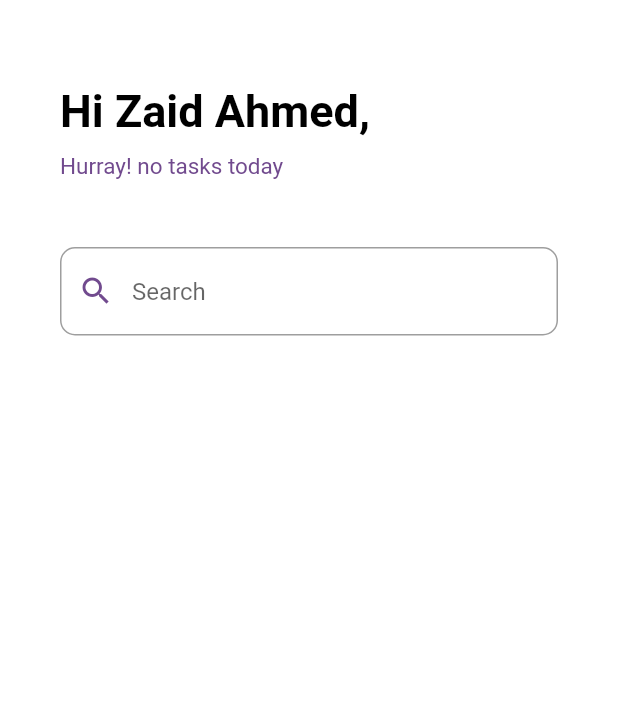
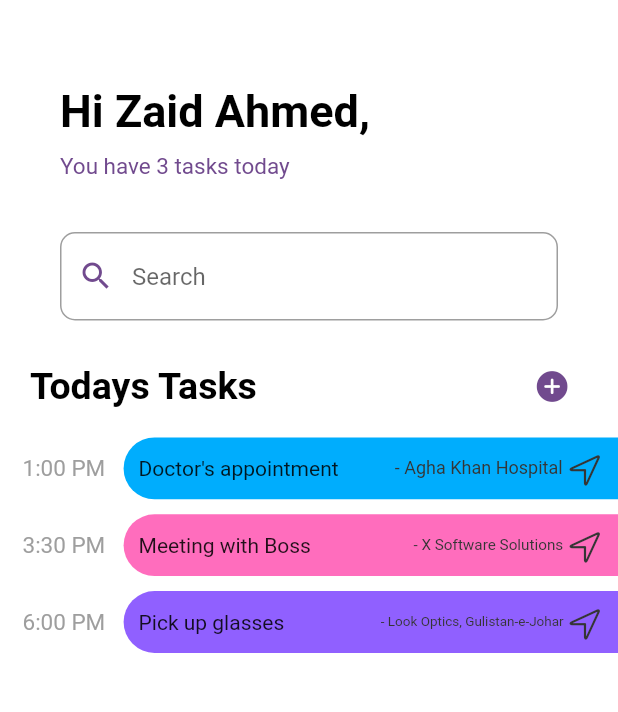
Before and after one commit to zubusoomro/loc_reminder_app, a Flutter app: the Homepage screen opened by its route, on a phone screen of 412 x 824 dp, the part 59-771 px from its top. Run offline on Flutter 3.47's test engine with Material 2 defaults, Android fonts, the phone set to English and light mode, and no system bars; drawn by our look-alikes of flutter_advanced_drawer; our stand-ins replace easy_splash_screen, firebase_auth, firebase_core, get, google_sign_in, social_login_buttons; missing offline and left inert: flutter_facebook_auth; accounts and stored records are empty.

Commit message:
Todays Tasks UI

```diff
--- a/lib/view/homepage_components/homepage_body.dart
+++ b/lib/view/homepage_components/homepage_body.dart
@@ -3,13 +3,22 @@ import 'package:flutter_advanced_drawer/flutter_advanced_drawer.dart';
 import 'package:get/get.dart';
 import "package:flutter/cupertino.dart";
 import 'package:loc_reminder_app/view/homepage_components/searchbar.dart';
+import 'package:loc_reminder_app/view/homepage_components/todays_tasks.dart';
 
 import 'userbar.dart';
 
 class HomepageBody extends GetWidget {
+  const HomepageBody({Key? key}) : super(key: key);
+
   @override
   Widget build(BuildContext context) {
-    return Column(
-        children: const [UserBar(userName: "Zaid Ahmed"), SearchBar()]);
+    return Column(children: [
+      const UserBar(
+        userName: "Zaid Ahmed",
+        noOfTasks: 3,
+      ),
+      const SearchBar(),
+      TodaysTasks()
+    ]);
   }
 }
--- a/lib/view/homepage_components/searchbar.dart
+++ b/lib/view/homepage_components/searchbar.dart
@@ -7,7 +7,7 @@ class SearchBar extends StatelessWidget {
   @override
   Widget build(BuildContext context) {
     return Padding(
-      padding: const EdgeInsets.only(left: 40, right: 40, top: 5, bottom: 10),
+      padding: const EdgeInsets.only(left: 40, right: 40, top: 5, bottom: 20),
       child: TextField(
         style: TextStyle(color: Get.theme.accentColor),
         onSubmitted: (value) {},
--- /dev/null
+++ b/lib/view/homepage_components/todays_tasks.dart
@@ -0,0 +1,80 @@
+import "package:flutter/material.dart";
+import "package:get/get.dart";
+import "package:flutter/cupertino.dart";
+
+class TodaysTasks extends GetWidget {
+  @override
+  Widget build(BuildContext context) {
+    return Column(
+      children: [
+        Padding(
+          padding: const EdgeInsets.only(right: 20.0, left: 20.0),
+          child: Row(
+            mainAxisAlignment: MainAxisAlignment.spaceBetween,
+            children: [
+              Text("Todays Tasks",
+                  style: TextStyle(
+                      fontSize: 25,
+                      fontWeight: FontWeight.bold,
+                      color: Get.theme.accentColor)),
+              IconButton(
+                  icon: Icon(CupertinoIcons.add_circled_solid,
+                      color: Get.theme.primaryColor),
+                  onPressed: () {})
+            ],
+          ),
+        ),
+        task("Doctor's appointment", "1:00 PM", "Agha Khan Hospital",
+            Color.fromARGB(255, 0, 173, 253)),
+        task("Meeting with Boss", "3:30 PM", "X Software Solutions",
+            Color.fromARGB(255, 255, 109, 189)),
+        task("Pick up glasses", "6:00 PM", "Look Optics, Gulistan-e-Johar",
+            Color.fromARGB(255, 144, 96, 255)),
+      ],
+    );
+  }
+
+  Widget task(name, time, location, color) {
+    return Container(
+        padding: const EdgeInsets.only(top: 10),
+        child: Row(
+          mainAxisAlignment: MainAxisAlignment.spaceBetween,
+          children: [
+            Padding(
+                padding: const EdgeInsets.only(left: 15),
+                child: Text("$time",
+                    style: const TextStyle(fontSize: 15, color: Colors.grey))),
+            Container(
+                alignment: Alignment.centerRight,
+                decoration: BoxDecoration(
+                    color: color,
+                    borderRadius: BorderRadius.only(
+                        topLeft: Radius.circular(50),
+                        bottomLeft: Radius.circular(50))),
+                width: Get.size.width * 0.8,
+                height: Get.size.width * 0.1,
+                child: Padding(
+                  padding: const EdgeInsets.all(10.0),
+                  child: Center(
+                      child: Row(
+                    mainAxisAlignment: MainAxisAlignment.spaceBetween,
+                    children: [
+                      Text(name),
+                      Row(
+                        mainAxisAlignment: MainAxisAlignment.end,
+                        children: [
+                          Text("- $location ",
+                              style: TextStyle(
+                                  fontSize: name.length * 0.6,
+                                  color: Color.fromARGB(255, 53, 53, 53))),
+                          Icon(CupertinoIcons.location,
+                              color: Color.fromARGB(255, 53, 53, 53))
+                        ],
+                      ),
+                    ],
+                  )),
+                ))
+          ],
+        ));
+  }
+}
--- a/lib/view/homepage_components/userbar.dart
+++ b/lib/view/homepage_components/userbar.dart
@@ -13,11 +13,11 @@ class UserBar extends GetWidget {
       tasksMsg = "Hurray! no tasks today";
     }
     return Padding(
-      padding: const EdgeInsets.all(20),
+      padding: const EdgeInsets.only(top: 20, right: 20, left: 20, bottom: 10),
       child: Container(
         decoration: BoxDecoration(
             color: Theme.of(context).scaffoldBackgroundColor,
-            borderRadius: BorderRadius.circular(10)),
+            borderRadius: BorderRadius.circular(5)),
         child: Row(
           mainAxisAlignment: MainAxisAlignment.spaceBetween,
           children: [
```
